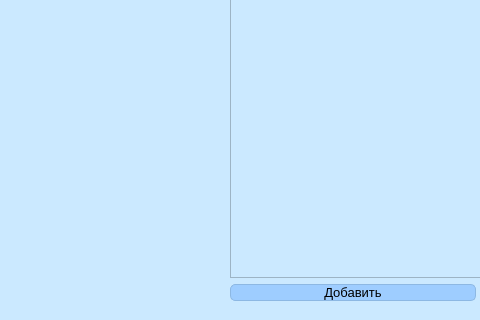
This is forms/main_wid.ui in HikyGM/Libr as Qt 5 draws it before an edit; both pictures show x 0 to 480 and y 380 to 700 of the 1000 by 700 pixel window. The edited form follows.
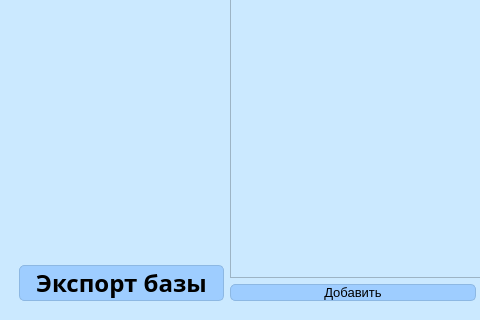
This is the edited form.

Patch:
```diff
--- a/forms/main_wid.ui
+++ b/forms/main_wid.ui
@@ -191,6 +191,29 @@
             </property>
            </spacer>
           </item>
+          <item>
+           <widget class="QPushButton" name="export_base">
+            <property name="font">
+             <font>
+              <family>Agency FB</family>
+              <pointsize>18</pointsize>
+              <weight>75</weight>
+              <bold>true</bold>
+             </font>
+            </property>
+            <property name="cursor">
+             <cursorShape>PointingHandCursor</cursorShape>
+            </property>
+            <property name="styleSheet">
+             <string notr="true">background-color: rgb(158, 205, 255);
+border: 1px solid rgb(141, 184, 227);
+border-radius: 5;</string>
+            </property>
+            <property name="text">
+             <string>Экспорт базы</string>
+            </property>
+           </widget>
+          </item>
          </layout>
         </item>
         <item>
```
Left out of the diff: 14 changed lines with no effect on the pictures.
